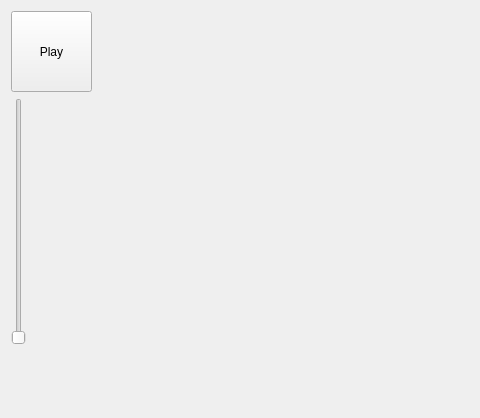
Qt form designpattern-master/designpattern-master/producerConsumerPattern/src/ui/widget.ui (Pincinato/C_plus_plus_II) before a commit; both pictures show x 0 to 480 and y 0 to 418 of the 1104 by 622 pixel window.
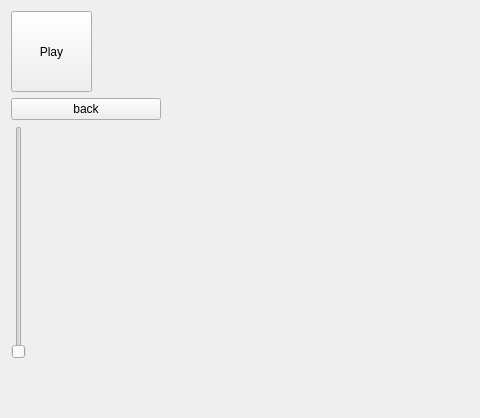
The same form after that commit.

```diff
--- a/designpattern-master/designpattern-master/producerConsumerPattern/src/ui/widget.ui
+++ b/designpattern-master/designpattern-master/producerConsumerPattern/src/ui/widget.ui
@@ -43,6 +43,13 @@
          </property>
         </widget>
        </item>
+       <item>
+        <widget class="QPushButton" name="back_pushButton">
+         <property name="text">
+          <string>back</string>
+         </property>
+        </widget>
+       </item>
        <item>
         <widget class="QSlider" name="frameRateSlider">
          <property name="minimum">
```
